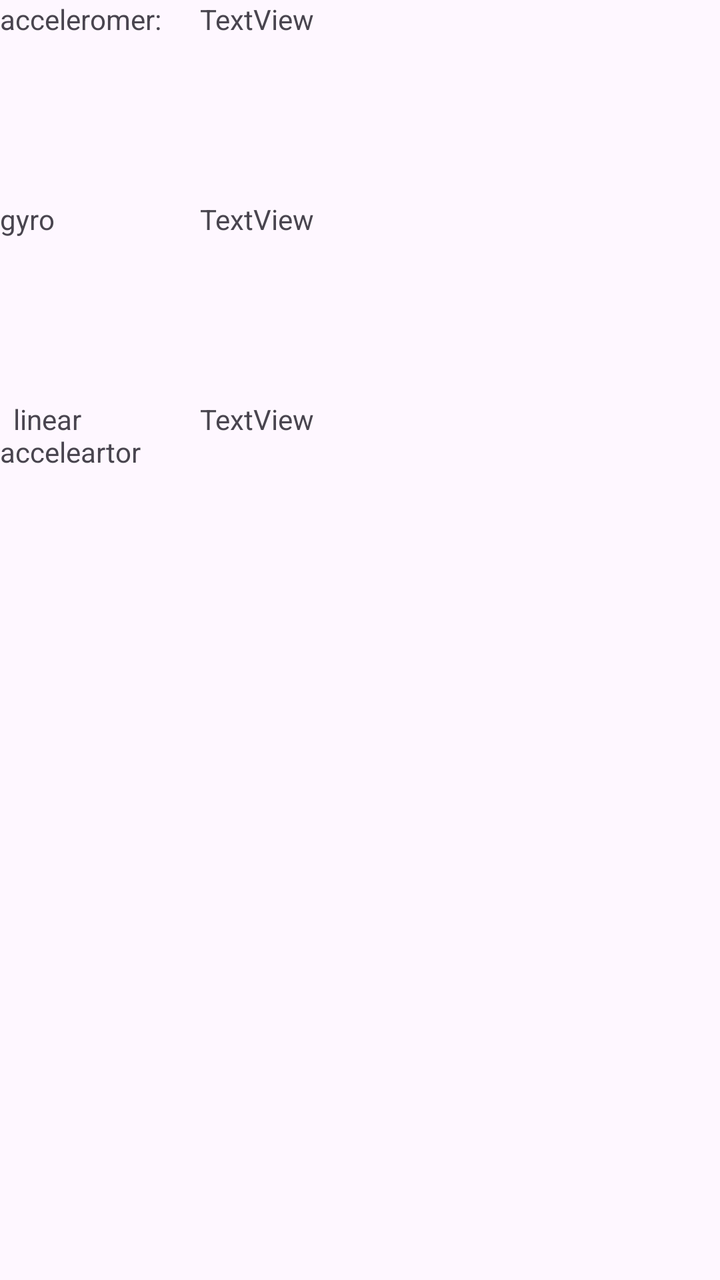
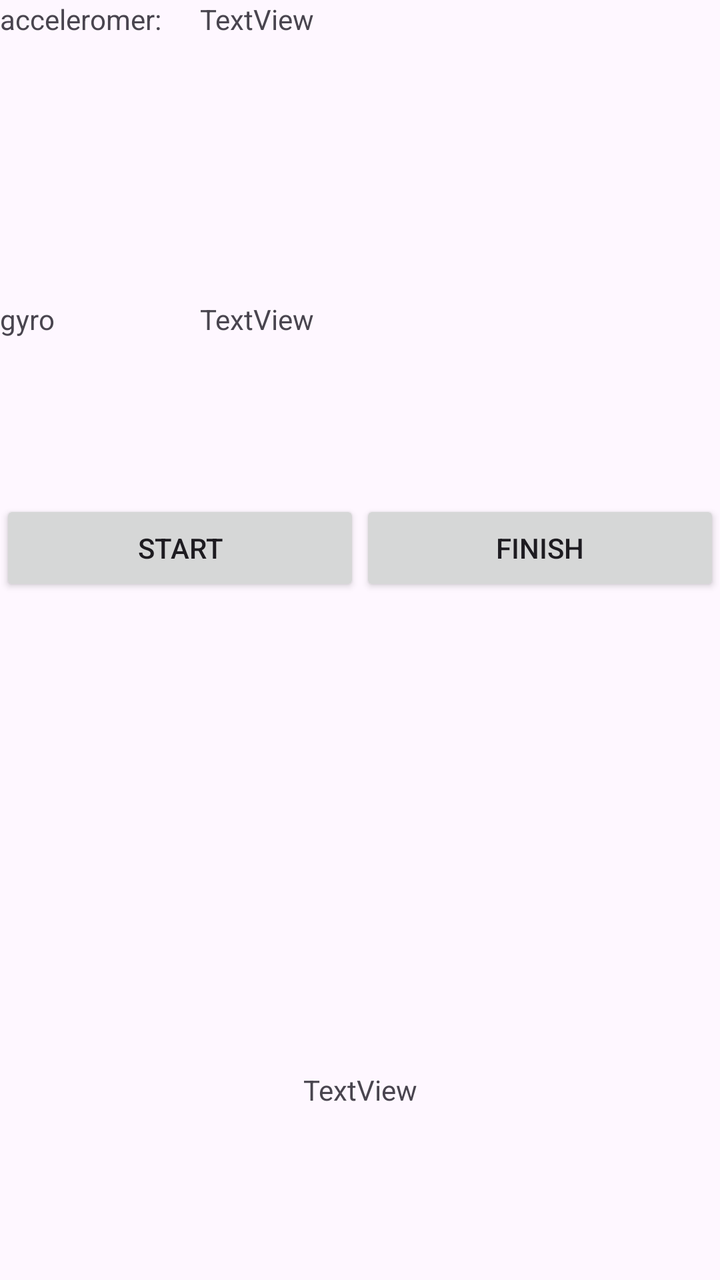

Screens rendered from an Android XML layout before and after an edit, with the pre-edit source and the edit as a unified diff.
<!-- AndroidManifest.xml: application theme Theme.SensonrTest -->
<!-- res/layout/activity_main.xml -->
<?xml version="1.0" encoding="utf-8"?>
<LinearLayout xmlns:android="http://schemas.android.com/apk/res/android"
    xmlns:app="http://schemas.android.com/apk/res-auto"
    xmlns:tools="http://schemas.android.com/tools"
    android:id="@+id/main"
    android:layout_width="match_parent"
    android:layout_height="match_parent"
    android:orientation="vertical"
    tools:context=".MainActivity" >

    <LinearLayout
        android:layout_width="match_parent"
        android:layout_height="100dp"
        android:orientation="horizontal">

        <TextView
            android:id="@+id/textView2"
            android:layout_width="100dp"
            android:layout_height="match_parent"
            android:text="acceleromer:  " />

        <TextView
            android:id="@+id/textView"
            android:layout_width="match_parent"
            android:layout_height="wrap_content"
            android:text="TextView" />
    </LinearLayout>

    <Space
        android:layout_width="match_parent"
        android:layout_height="wrap_content" />

    <LinearLayout
        android:layout_width="match_parent"
        android:layout_height="100dp"
        android:orientation="horizontal">

        <TextView
            android:id="@+id/textView2"
            android:layout_width="100dp"
            android:layout_height="match_parent"
            android:text="gyro" />

        <TextView
            android:id="@+id/textView"
            android:layout_width="match_parent"
            android:layout_height="wrap_content"
            android:text="TextView" />
    </LinearLayout>

    <Space
        android:layout_width="match_parent"
        android:layout_height="wrap_content" />

    <LinearLayout
        android:layout_width="match_parent"
        android:layout_height="100dp"
        android:orientation="horizontal">

        <TextView
            android:id="@+id/textView2"
            android:layout_width="100dp"
            android:layout_height="match_parent"
            android:text="  linear acceleartor" />

        <TextView
            android:id="@+id/textView"
            android:layout_width="match_parent"
            android:layout_height="wrap_content"
            android:text="TextView" />
    </LinearLayout>

    <Space
        android:layout_width="match_parent"
        android:layout_height="wrap_content" />
</LinearLayout>
<!-- resources referenced by this layout -->
<resources>
  <style name="Theme.SensonrTest" parent="Base.Theme.SensonrTest" />
  <style name="Base.Theme.SensonrTest" parent="Theme.Material3.DayNight.NoActionBar">
          
          
      </style>
</resources>

<!-- the commit's change to res/layout/activity_main.xml (unified diff, before → after) -->
@@ -20,7 +20,7 @@
             android:text="acceleromer:  " />
 
         <TextView
-            android:id="@+id/textView"
+            android:id="@+id/acc"
             android:layout_width="match_parent"
             android:layout_height="wrap_content"
             android:text="TextView" />
@@ -28,7 +28,7 @@
 
     <Space
         android:layout_width="match_parent"
-        android:layout_height="wrap_content" />
+        android:layout_height="50dp" />
 
     <LinearLayout
         android:layout_width="match_parent"
@@ -42,35 +42,44 @@
             android:text="gyro" />
 
         <TextView
-            android:id="@+id/textView"
-            android:layout_width="match_parent"
+            android:id="@+id/gyro"
+            android:layout_width="wrap_content"
             android:layout_height="wrap_content"
+            android:layout_weight="1"
             android:text="TextView" />
+
     </LinearLayout>
-
-    <Space
-        android:layout_width="match_parent"
-        android:layout_height="wrap_content" />
 
     <LinearLayout
         android:layout_width="match_parent"
         android:layout_height="100dp"
         android:orientation="horizontal">
 
-        <TextView
-            android:id="@+id/textView2"
-            android:layout_width="100dp"
-            android:layout_height="match_parent"
-            android:text="  linear acceleartor" />
+        <Button
+            android:id="@+id/start"
+            android:layout_width="wrap_content"
+            android:layout_height="wrap_content"
+            android:layout_weight="1"
+            android:text="Start" />
 
-        <TextView
-            android:id="@+id/textView"
-            android:layout_width="match_parent"
+        <Button
+            android:id="@+id/finish"
+            android:layout_width="wrap_content"
             android:layout_height="wrap_content"
-            android:text="TextView" />
+            android:layout_weight="1"
+            android:text="Finish" />
+
     </LinearLayout>
 
     <Space
         android:layout_width="match_parent"
-        android:layout_height="wrap_content" />
+        android:layout_height="100dp" />
+
+    <TextView
+        android:layout_width="match_parent"
+        android:layout_height="100dp"
+        android:layout_weight="1"
+        android:gravity="center"
+        android:text="TextView" />
+
 </LinearLayout>
